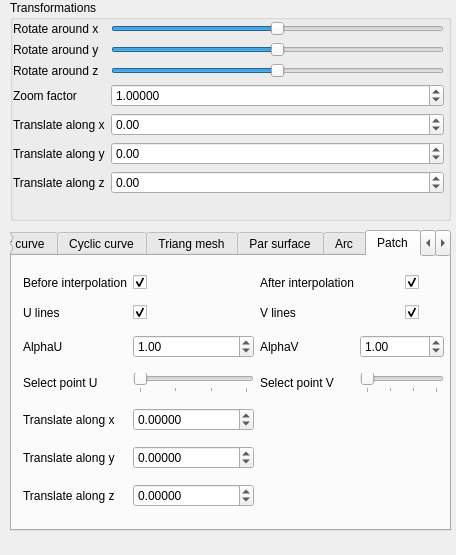
Above: GUI/SideWidget.ui from lorinczszabolcs/CAD before the change. Below: the same form after it.
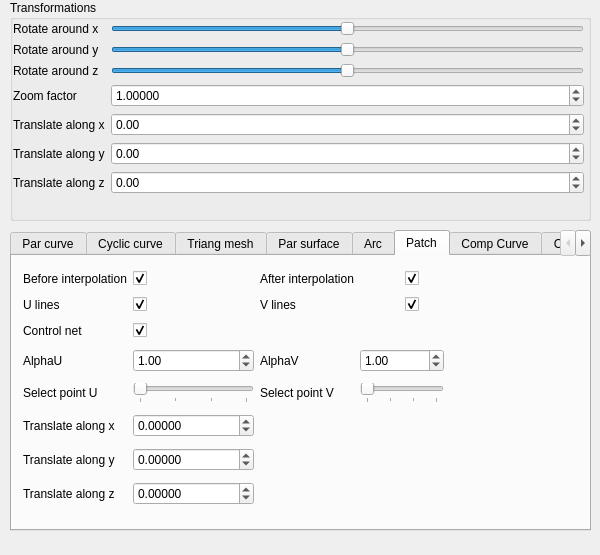
That is the form after the change. The open tabs and pages were chosen to show the change.

Commit message:
Patch - Finally working
Hurray.

What changed in the file:
```diff
--- a/GUI/SideWidget.ui
+++ b/GUI/SideWidget.ui
@@ -6,7 +6,7 @@
    <rect>
     <x>0</x>
     <y>0</y>
-    <width>456</width>
+    <width>600</width>
     <height>555</height>
    </rect>
   </property>
@@ -18,7 +18,7 @@
   </property>
   <property name="minimumSize">
    <size>
-    <width>280</width>
+    <width>260</width>
     <height>0</height>
    </size>
   </property>
@@ -33,7 +33,7 @@
     <rect>
      <x>10</x>
      <y>0</y>
-     <width>441</width>
+     <width>581</width>
      <height>221</height>
     </rect>
    </property>
@@ -48,7 +48,7 @@
      <rect>
       <x>3</x>
       <y>21</y>
-      <width>431</width>
+      <width>571</width>
       <height>191</height>
      </rect>
     </property>
@@ -240,7 +240,7 @@
     <rect>
      <x>10</x>
      <y>230</y>
-     <width>441</width>
+     <width>581</width>
      <height>301</height>
     </rect>
    </property>
@@ -1407,6 +1407,16 @@
       </rect>
      </property>
      <layout class="QGridLayout" name="gridLayout_4">
+      <item row="0" column="4">
+       <widget class="QCheckBox" name="checkBoxAfterInt">
+        <property name="text">
+         <string/>
+        </property>
+        <property name="checked">
+         <bool>true</bool>
+        </property>
+       </widget>
+      </item>
       <item row="0" column="0">
        <widget class="QLabel" name="label_14">
         <property name="text">
@@ -1424,8 +1434,8 @@
         </property>
        </widget>
       </item>
-      <item row="0" column="4">
-       <widget class="QCheckBox" name="checkBoxAfterInt">
+      <item row="1" column="1">
+       <widget class="QCheckBox" name="checkBoxULines">
         <property name="text">
          <string/>
         </property>
@@ -1434,6 +1444,13 @@
         </property>
        </widget>
       </item>
+      <item row="3" column="0">
+       <widget class="QLabel" name="label_51">
+        <property name="text">
+         <string>AlphaU</string>
+        </property>
+       </widget>
+      </item>
       <item row="1" column="0">
        <widget class="QLabel" name="label_41">
         <property name="text">
@@ -1441,16 +1458,6 @@
         </property>
        </widget>
       </item>
-      <item row="1" column="1">
-       <widget class="QCheckBox" name="checkBoxULines">
-        <property name="text">
-         <string/>
-        </property>
-        <property name="checked">
-         <bool>true</bool>
-        </property>
-       </widget>
-      </item>
       <item row="1" column="2">
        <widget class="QLabel" name="label_42">
         <property name="text">
@@ -1458,14 +1465,7 @@
         </property>
        </widget>
       </item>
-      <item row="2" column="0">
-       <widget class="QLabel" name="label_51">
-        <property name="text">
-         <string>AlphaU</string>
-        </property>
-       </widget>
-      </item>
-      <item row="2" column="1">
+      <item row="3" column="1">
        <widget class="QDoubleSpinBox" name="doubleSpinBoxPatchAlphaU">
         <property name="minimum">
          <double>0.000000000000000</double>
@@ -1481,77 +1481,71 @@
         </property>
        </widget>
       </item>
-      <item row="2" column="2">
-       <widget class="QLabel" name="label_55">
-        <property name="text">
-         <string>AlphaV</string>
-        </property>
-       </widget>
-      </item>
-      <item row="2" column="3" colspan="2">
-       <widget class="QDoubleSpinBox" name="doubleSpinBoxPatchAlphaV">
-        <property name="minimum">
-         <double>0.000000000000000</double>
-        </property>
-        <property name="maximum">
-         <double>3.140000000000000</double>
-        </property>
-        <property name="singleStep">
-         <double>0.050000000000000</double>
-        </property>
-        <property name="value">
-         <double>1.000000000000000</double>
-        </property>
-       </widget>
-      </item>
-      <item row="3" column="0">
+      <item row="4" column="0">
        <widget class="QLabel" name="label_54">
         <property name="text">
          <string>Select point U</string>
         </property>
        </widget>
       </item>
-      <item row="3" column="1">
-       <widget class="QSlider" name="controlPointPatchSliderU">
-        <property name="maximum">
-         <number>3</number>
-        </property>
-        <property name="orientation">
-         <enum>Qt::Horizontal</enum>
-        </property>
-        <property name="tickPosition">
-         <enum>QSlider::TicksBelow</enum>
-        </property>
-       </widget>
-      </item>
-      <item row="3" column="2">
+      <item row="4" column="2">
        <widget class="QLabel" name="label_56">
         <property name="text">
          <string>Select point V</string>
         </property>
        </widget>
       </item>
+      <item row="4" column="1">
+       <widget class="QSlider" name="controlPointPatchSliderU">
+        <property name="maximum">
+         <number>3</number>
+        </property>
+        <property name="orientation">
+         <enum>Qt::Horizontal</enum>
+        </property>
+        <property name="tickPosition">
+         <enum>QSlider::TicksBelow</enum>
+        </property>
+       </widget>
+      </item>
       <item row="3" column="3" colspan="2">
-       <widget class="QSlider" name="controlPointPatchSliderV">
+       <widget class="QDoubleSpinBox" name="doubleSpinBoxPatchAlphaV">
+        <property name="minimum">
+         <double>0.000000000000000</double>
+        </property>
         <property name="maximum">
-         <number>3</number>
+         <double>3.140000000000000</double>
         </property>
-        <property name="orientation">
-         <enum>Qt::Horizontal</enum>
+        <property name="singleStep">
+         <double>0.050000000000000</double>
         </property>
-        <property name="tickPosition">
-         <enum>QSlider::TicksBelow</enum>
+        <property name="value">
+         <double>1.000000000000000</double>
         </property>
        </widget>
       </item>
-      <item row="4" column="0">
+      <item row="3" column="2">
+       <widget class="QLabel" name="label_55">
+        <property name="text">
+         <string>AlphaV</string>
+        </property>
+       </widget>
+      </item>
+      <item row="6" column="0">
+       <widget class="QLabel" name="label_53">
+        <property name="text">
+         <string>Translate along y</string>
+        </property>
+       </widget>
+      </item>
+      <item row="5" column="0">
        <widget class="QLabel" name="label_50">
         <property name="text">
          <string>Translate along x</string>
         </property>
        </widget>
       </item>
-      <item row="4" column="1">
+      <item row="5" column="1">
        <widget class="QDoubleSpinBox" name="controlPointTranslatePatchX">
         <property name="enabled">
          <bool>true</bool>
@@ -1570,43 +1564,20 @@
         </property>
        </widget>
       </item>
-      <item row="5" column="0">
-       <widget class="QLabel" name="label_53">
-        <property name="text">
-         <string>Translate along y</string>
-        </property>
-       </widget>
-      </item>
-      <item row="5" column="1">
-       <widget class="QDoubleSpinBox" name="controlPointTranslatePatchY">
-        <property name="enabled">
-         <bool>true</bool>
-        </property>
-        <property name="decimals">
-         <number>5</number>
-        </property>
-        <property name="minimum">
-         <double>-1000.000000000000000</double>
-        </property>
+      <item row="4" column="3" colspan="2">
+       <widget class="QSlider" name="controlPointPatchSliderV">
         <property name="maximum">
-         <double>10.000000000000000</double>
+         <number>3</number>
         </property>
-        <property name="singleStep">
-         <double>0.010000000000000</double>
+        <property name="orientation">
+         <enum>Qt::Horizontal</enum>
         </property>
-        <property name="value">
-         <double>0.000000000000000</double>
+        <property name="tickPosition">
+         <enum>QSlider::TicksBelow</enum>
         </property>
        </widget>
       </item>
-      <item row="6" column="0">
-       <widget class="QLabel" name="label_52">
-        <property name="text">
-         <string>Translate along z</string>
-        </property>
-       </widget>
-      </item>
-      <item row="6" column="1">
+      <item row="7" column="1">
        <widget class="QDoubleSpinBox" name="controlPointTranslatePatchZ">
         <property name="enabled">
          <bool>true</bool>
@@ -1625,16 +1596,6 @@
         </property>
        </widget>
       </item>
-      <item row="1" column="4">
-       <widget class="QCheckBox" name="checkBoxVLines">
-        <property name="text">
-         <string/>
-        </property>
-        <property name="checked">
-         <bool>true</bool>
-        </property>
-       </widget>
-      </item>
       <item row="0" column="2">
        <widget class="QLabel" name="label_40">
         <property name="text">
@@ -1642,12 +1603,68 @@
         </property>
        </widget>
       </item>
+      <item row="6" column="1">
+       <widget class="QDoubleSpinBox" name="controlPointTranslatePatchY">
+        <property name="enabled">
+         <bool>true</bool>
+        </property>
+        <property name="decimals">
+         <number>5</number>
+        </property>
+        <property name="minimum">
+         <double>-1000.000000000000000</double>
+        </property>
+        <property name="maximum">
+         <double>10.000000000000000</double>
+        </property>
+        <property name="singleStep">
+         <double>0.010000000000000</double>
+        </property>
+        <property name="value">
+         <double>0.000000000000000</double>
+        </property>
+       </widget>
+      </item>
+      <item row="7" column="0">
+       <widget class="QLabel" name="label_52">
+        <property name="text">
+         <string>Translate along z</string>
+        </property>
+       </widget>
+      </item>
+      <item row="1" column="4">
+       <widget class="QCheckBox" name="checkBoxVLines">
+        <property name="text">
+         <string/>
+        </property>
+        <property name="checked">
+         <bool>true</bool>
+        </property>
+       </widget>
+      </item>
+      <item row="2" column="1">
+       <widget class="QCheckBox" name="controlNetPatchCheckBox">
+        <property name="text">
+         <string/>
+        </property>
+        <property name="checked">
+         <bool>true</bool>
+        </property>
+       </widget>
+      </item>
+      <item row="2" column="0">
+       <widget class="QLabel" name="label_57">
+        <property name="text">
+         <string>Control net</string>
+        </property>
+       </widget>
+      </item>
      </layout>
     </widget>
    </widget>
    <widget class="QWidget" name="compositeCurve">
     <attribute name="title">
-     <string>CC</string>
+     <string>Comp Curve</string>
     </attribute>
     <widget class="QTabWidget" name="tabWidget_2">
      <property name="geometry">
@@ -1701,6 +1718,11 @@
      </widget>
     </widget>
    </widget>
+   <widget class="QWidget" name="compositeSurface">
+    <attribute name="title">
+     <string>Comp Surf</string>
+    </attribute>
+   </widget>
   </widget>
  </widget>
  <resources/>
```
The commit also changes 4 other files.
